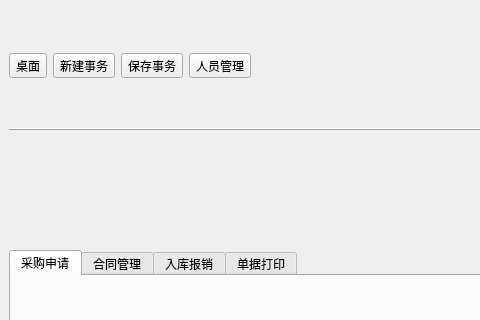
First picture: the form in dashboard_template.ui, repository earlideal/jiandan, before the edit; both pictures show x 0 to 480 and y 0 to 320 of the 951 by 506 pixel window.
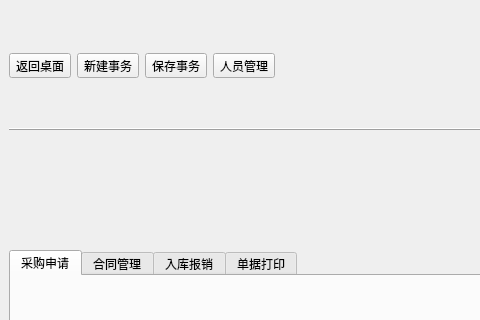
Second picture: the form after the edit.

Commit message: 添加采购产品列表及编辑栏

```diff
--- a/dashboard_template.ui
+++ b/dashboard_template.ui
@@ -20,7 +20,7 @@
       <item>
        <widget class="QToolButton" name="toolButton_4">
         <property name="text">
-         <string>桌面</string>
+         <string>返回桌面</string>
         </property>
        </widget>
       </item>
```
The commit also changes 1 other file.
